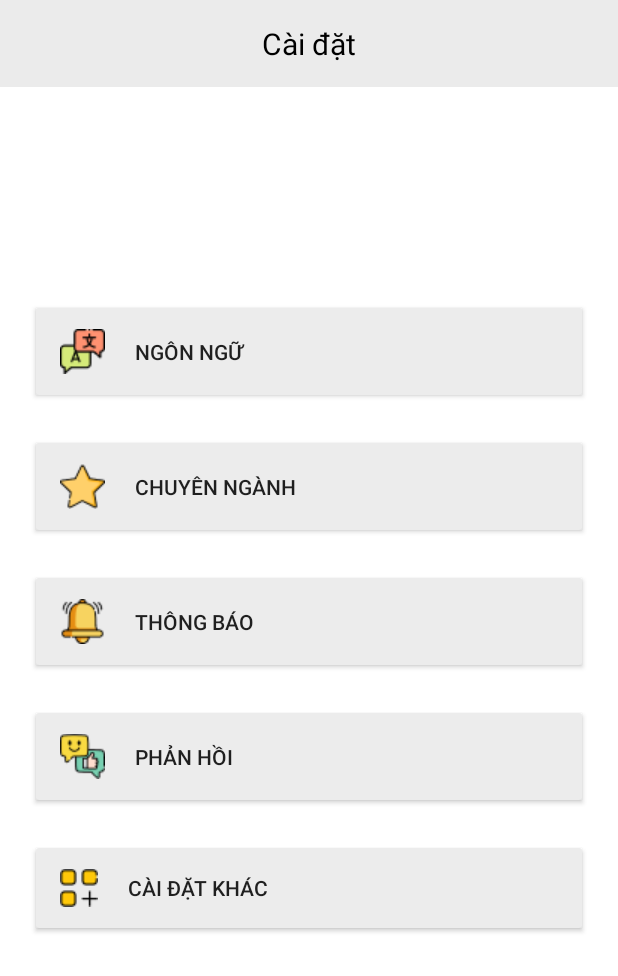
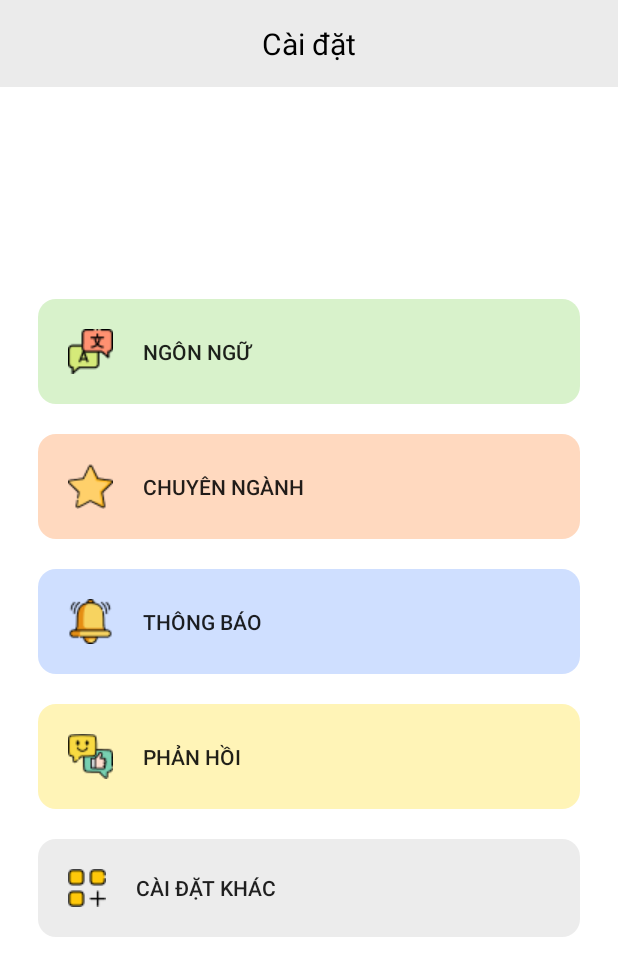
Before and after one commit to yagita2104/ESH, an Android app: the fragment SettingsFragment shown on its own in the app's theme, on a phone screen of 412 x 824 dp. Shown: the top 976 px of the screen. Run offline under Robolectric (Android 15) with nearby library versions, the phone set to English and light mode, and no system bars.

Commit message:
Big update

```diff
--- a/app/src/main/res/color/color_item_bottom_nav.xml
+++ b/app/src/main/res/color/color_item_bottom_nav.xml
@@ -2,10 +2,10 @@
 <selector xmlns:android="http://schemas.android.com/apk/res/android">
     <item
         android:state_selected="true"
-        android:color = "@color/white"
+        android:color = "@color/black"
         />
     <item
         android:state_selected="false"
-        android:color = "@color/grey"
+        android:color = "@color/home_color_button_4"
         />
 </selector>
--- a/app/src/main/res/drawable/bottom_background.xml
+++ b/app/src/main/res/drawable/bottom_background.xml
@@ -3,6 +3,6 @@
     xmlns:android="http://schemas.android.com/apk/res/android"
     android:shape="rectangle">
     <solid
-        android:color="@color/lavender"/>
+        android:color="@color/home_color_button_3"/>
     <corners android:radius="40dp"/>
 </shape>
--- a/app/src/main/res/drawable/rectangle.xml
+++ b/app/src/main/res/drawable/rectangle.xml
@@ -2,5 +2,5 @@
 <shape
     android:shape="rectangle"
     xmlns:android="http://schemas.android.com/apk/res/android">
-    <corners android:radius="10dp" />
+    <corners android:radius="12dp" />
 </shape>
--- a/app/src/main/res/layout/fragment_settings.xml
+++ b/app/src/main/res/layout/fragment_settings.xml
@@ -20,12 +20,13 @@
         android:layout_width="match_parent"
         android:layout_height="wrap_content"
         android:layout_centerInParent="true"
-        android:layout_margin="10dip"
+        android:padding="15dp"
         android:orientation="vertical">
 
         <androidx.appcompat.widget.AppCompatButton
             android:id="@+id/btnLanguage"
-            android:backgroundTint="@color/bottom_nav"
+            android:background="@drawable/rectangle"
+            android:backgroundTint="@color/home_color_button_1"
             android:layout_width="match_parent"
             android:layout_height="wrap_content"
             android:layout_margin="10dip"
@@ -37,7 +38,8 @@
 
         <androidx.appcompat.widget.AppCompatButton
             android:id="@+id/btnSpecialized"
-            android:backgroundTint="@color/bottom_nav"
+            android:background="@drawable/rectangle"
+            android:backgroundTint="@color/home_color_button_2"
             android:layout_width="match_parent"
             android:layout_height="wrap_content"
             android:padding="20dip"
@@ -48,7 +50,8 @@
             android:text="Chuyên ngành"/>
         <androidx.appcompat.widget.AppCompatButton
             android:id="@+id/btnNotification"
-            android:backgroundTint="@color/bottom_nav"
+            android:background="@drawable/rectangle"
+            android:backgroundTint="@color/home_color_button_3"
             android:layout_width="match_parent"
             android:layout_height="wrap_content"
             android:padding="20dip"
@@ -59,7 +62,8 @@
             android:text="Thông báo"/>
         <androidx.appcompat.widget.AppCompatButton
             android:id="@+id/btnFeedback"
-            android:backgroundTint="@color/bottom_nav"
+            android:background="@drawable/rectangle"
+            android:backgroundTint="@color/home_color_button_4"
             android:layout_width="match_parent"
             android:layout_height="wrap_content"
             android:padding="20dip"
@@ -70,6 +74,7 @@
             android:text="Phản hồi"/>
         <androidx.appcompat.widget.AppCompatButton
             android:id="@+id/btnMoreSettings"
+            android:background="@drawable/rectangle"
             android:backgroundTint="@color/bottom_nav"
             android:layout_width="match_parent"
             android:layout_height="wrap_content"
--- a/app/src/main/res/layout/fragment_storage.xml
+++ b/app/src/main/res/layout/fragment_storage.xml
@@ -28,6 +28,7 @@
             android:layout_width="280dip"
             android:layout_height="wrap_content"
             android:layout_margin="20dip"
+            android:background="@drawable/rectangle"
             android:backgroundTint="@color/home_color_button_1"
             android:padding="60dip"
             android:text="Từ vựng đã học" />
@@ -37,6 +38,7 @@
             android:layout_width="280dip"
             android:layout_height="wrap_content"
             android:layout_margin="20dip"
+            android:background="@drawable/rectangle"
             android:backgroundTint="@color/home_color_button_2"
             android:padding="60dip"
             android:text="Từ vựng chưa rõ" />
--- a/app/src/main/res/layout/fragment_test.xml
+++ b/app/src/main/res/layout/fragment_test.xml
@@ -43,7 +43,7 @@
 
             <androidx.appcompat.widget.AppCompatButton
                 android:id="@+id/btnStartTest"
-                android:layout_width="wrap_content"
+                android:layout_width="150dp"
                 android:layout_height="wrap_content"
                 android:layout_below="@+id/txtTest"
                 android:layout_alignParentBottom="true"
@@ -52,7 +52,8 @@
                 android:layout_marginTop="20dip"
                 android:layout_marginEnd="20dip"
                 android:layout_marginBottom="20dip"
-                android:backgroundTint="@color/bottom_nav"
+                android:background="@drawable/rectangle"
+                android:backgroundTint="@color/home_color_button_2"
                 android:padding="20dip"
                 android:text="Bắt đầu" />
         </RelativeLayout>
```
Also changed, not shown: app/src/main/java/com/yagita/esh/activity/home/VocabScreen.java (+11 -10 lines), app/src/main/java/com/yagita/esh/activity/test/TestScreen.java (+69 -28 lines), app/src/main/java/com/yagita/esh/db/VocabDAO.java (+3 -4 lines), app/src/main/res/layout/test_dialog_custom.xml (+7 -11 lines).
